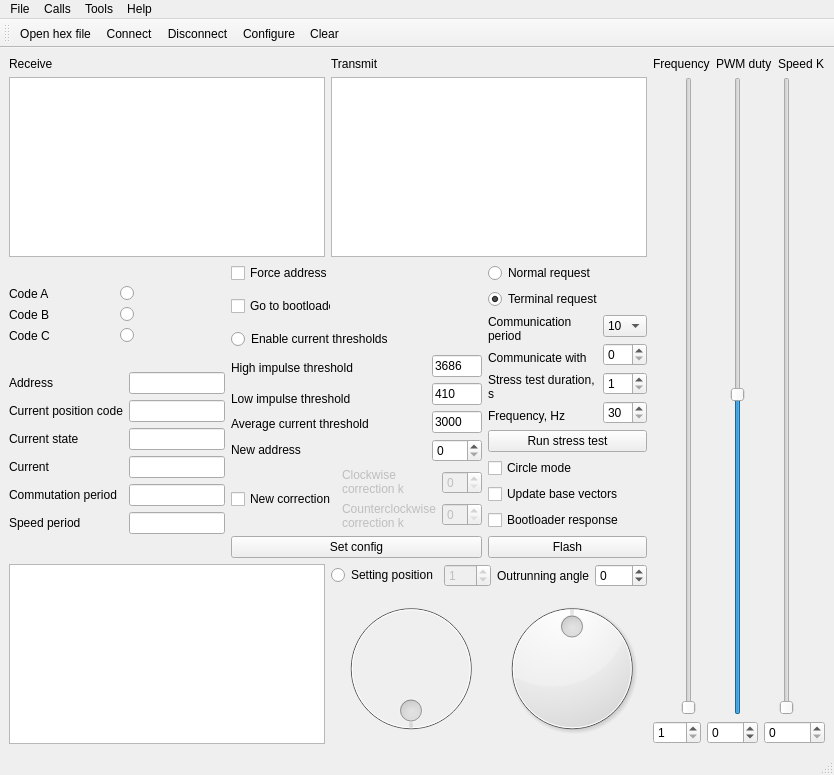
This is mainwindow.ui in RunoVj/Terminal as Qt 5 draws it before an edit. The edited form follows.
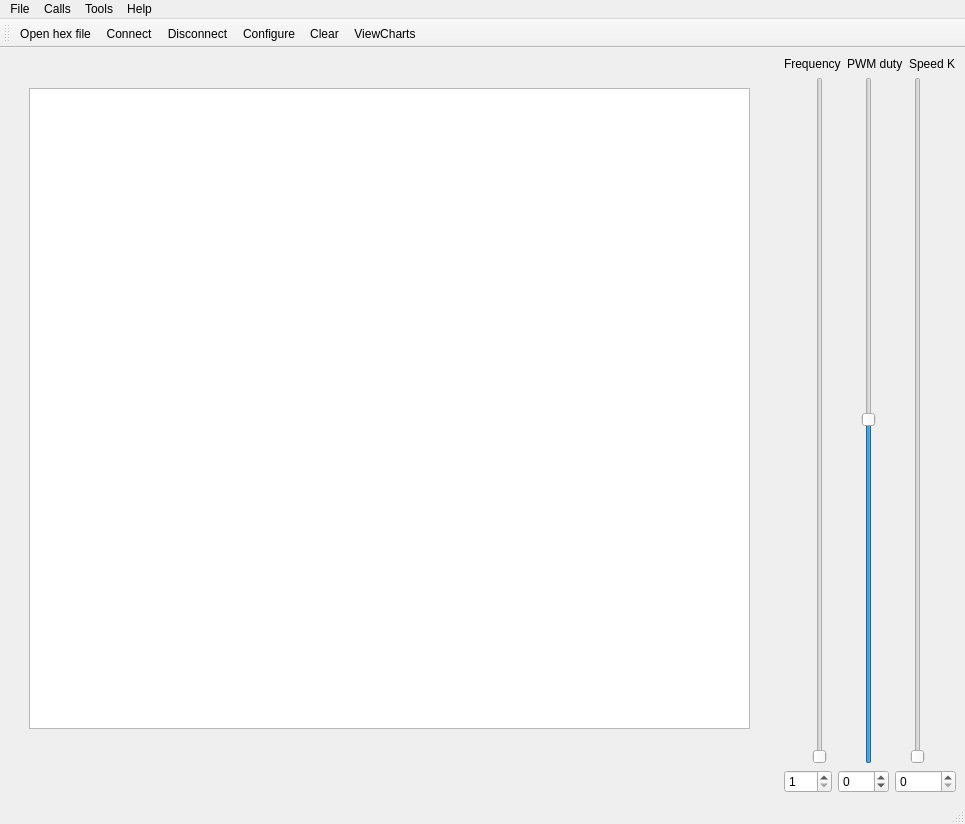
This is the edited form. Icons and pictures are not drawn.

What changed in the file:
```diff
--- a/mainwindow.ui
+++ b/mainwindow.ui
@@ -6,8 +6,8 @@
    <rect>
     <x>0</x>
     <y>0</y>
-    <width>834</width>
-    <height>775</height>
+    <width>965</width>
+    <height>824</height>
    </rect>
   </property>
   <property name="windowTitle">
@@ -27,6 +27,11 @@
     <item>
      <layout class="QHBoxLayout" name="horizontalLayout_19">
       <item>
+       <widget class="QStackedWidget" name="TerminalStackWidget">
+        <property name="currentIndex">
+         <number>1</number>
+        </property>
+        <widget class="QWidget" name="TerminalWidget" native="true">
        <layout class="QVBoxLayout" name="verticalLayout_12">
         <item>
          <layout class="QVBoxLayout" name="verticalLayout_13">
@@ -80,8 +85,7 @@
         <item>
          <layout class="QHBoxLayout" name="horizontalLayout_22">
           <item>
-           <layout class="QHBoxLayout" name="horizontalLayout_23">
-            <item>
+             <widget class="QWidget" name="MotorDisplayWidget" native="true">
              <layout class="QVBoxLayout" name="verticalLayout_14">
               <item>
                <layout class="QHBoxLayout" name="horizontalLayout_29">
@@ -275,8 +279,7 @@
                </layout>
               </item>
              </layout>
-            </item>
-           </layout>
+             </widget>
           </item>
           <item>
            <layout class="QVBoxLayout" name="verticalLayout_16">
@@ -300,8 +303,8 @@
              <widget class="QCheckBox" name="checkBoxUpdateFirmware">
               <property name="maximumSize">
                <size>
-                <width>100</width>
-                <height>100</height>
+                   <width>16000</width>
+                   <height>16000</height>
                </size>
               </property>
               <property name="text">
@@ -903,6 +906,20 @@
          </layout>
         </item>
        </layout>
+        </widget>
+        <widget class="QWidget" name="page">
+         <widget class="QGraphicsView" name="graphicsView">
+          <property name="geometry">
+           <rect>
+            <x>20</x>
+            <y>31</y>
+            <width>721</width>
+            <height>641</height>
+           </rect>
+          </property>
+         </widget>
+        </widget>
+       </widget>
       </item>
       <item>
        <layout class="QVBoxLayout" name="verticalLayout_21">
@@ -1034,8 +1051,8 @@
     <rect>
      <x>0</x>
      <y>0</y>
-     <width>834</width>
-     <height>20</height>
+     <width>965</width>
+     <height>22</height>
     </rect>
    </property>
    <widget class="QMenu" name="menuCalls">
@@ -1085,6 +1102,7 @@
    <addaction name="actionDisconnect"/>
    <addaction name="actionConfigure"/>
    <addaction name="actionClear"/>
+   <addaction name="actionViewCharts"/>
   </widget>
   <widget class="QStatusBar" name="statusbar"/>
   <action name="actionConnect">
@@ -1142,6 +1160,18 @@
     <string>Open hex file...</string>
    </property>
   </action>
+  <action name="actionViewCharts">
+   <property name="checkable">
+    <bool>true</bool>
+   </property>
+   <property name="icon">
+    <iconset resource="terminal.qrc">
+     <normaloff>:/images/images/charts.png</normaloff>:/images/images/charts.png</iconset>
+   </property>
+   <property name="text">
+    <string>ViewCharts</string>
+   </property>
+  </action>
  </widget>
  <resources>
   <include location="terminal.qrc"/>
```
Left out of the diff: 56 changed lines with no effect on the pictures. Lines whose indentation alone changed are shown as unchanged.
